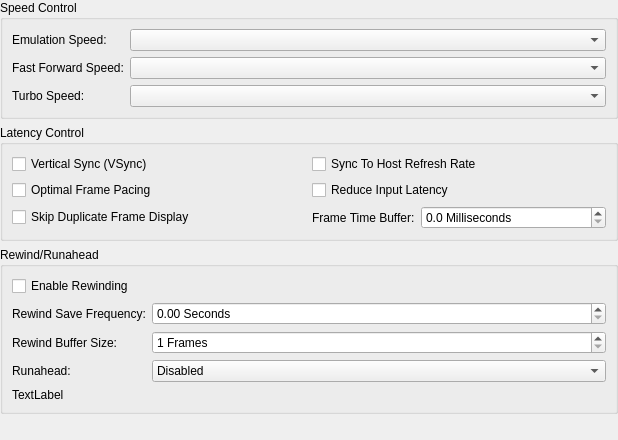
The window that src/riverhorse-qt/emulationsettingswidget.ui (thenotoriousfox/riverhorse) describes before a commit, drawn with Qt 5.
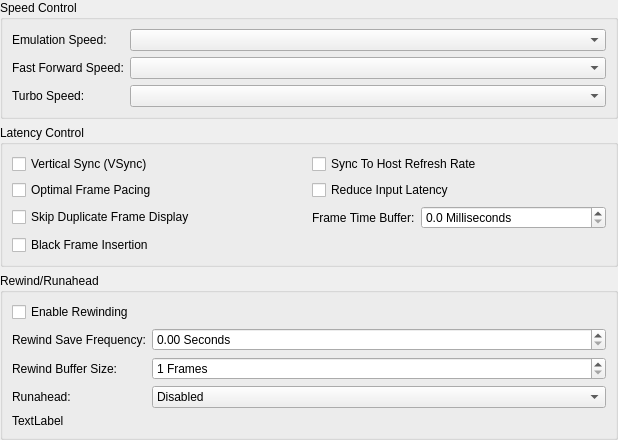
The same window after the commit.

Commit message: Sync to refresh rate multiples, with optional black frame insertion

The edit to the form file:
```diff
--- a/src/riverhorse-qt/emulationsettingswidget.ui
+++ b/src/riverhorse-qt/emulationsettingswidget.ui
@@ -96,6 +96,13 @@
         </property>
        </widget>
       </item>
+      <item row="3" column="0">
+       <widget class="QCheckBox" name="blackFrameInsertion">
+        <property name="text">
+         <string>Black Frame Insertion</string>
+        </property>
+       </widget>
+      </item>
       <item row="2" column="0">
        <widget class="QCheckBox" name="skipPresentingDuplicateFrames">
         <property name="text">
```
The commit also changes 7 other files.
